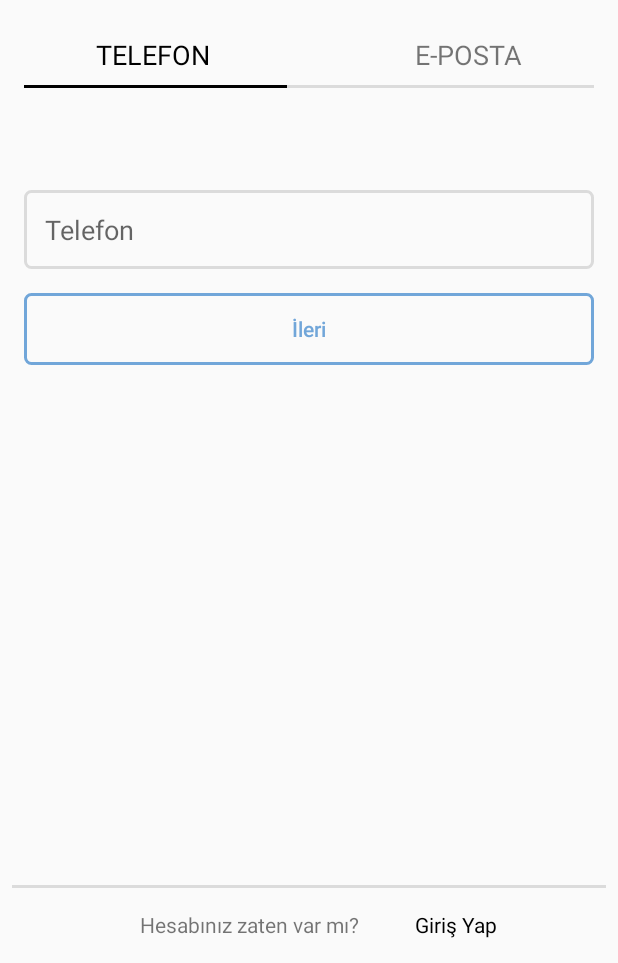
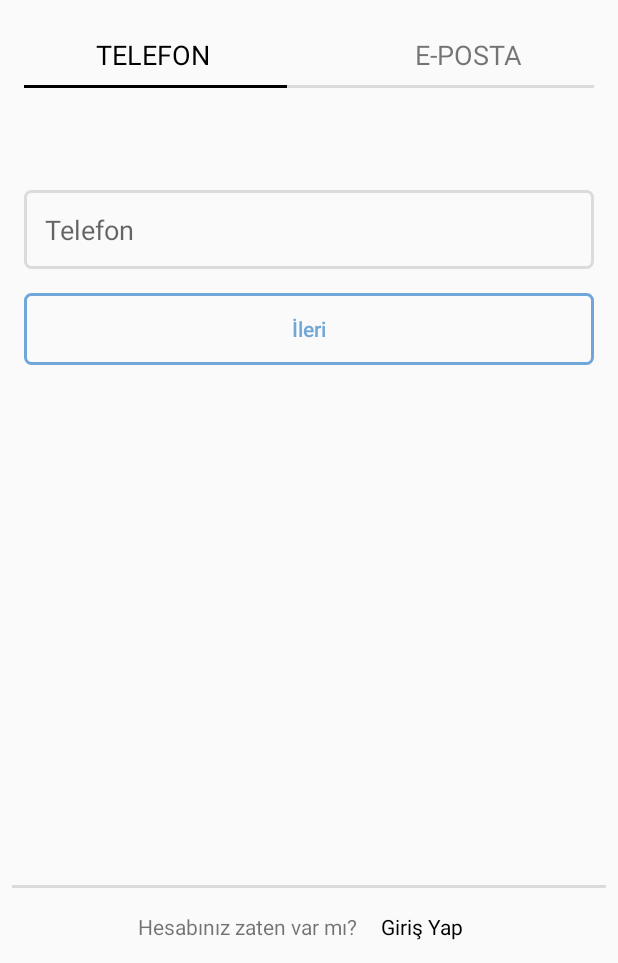
Before and after one commit to dharmadh/instakotlinapp, an Android app: the screen it shows after launch (RegisterActivity), on a phone screen of 412 x 824 dp, the part 273-1236 px from its top. Run offline under Robolectric (Android 15) with nearby library versions, the phone set to English and light mode, and no system bars; our stand-ins replace CircleImageView, EventBus, Firebase (no records; nobody signed in at launch, a user with empty details on screens opened directly).

```diff
--- a/app/src/main/java/com/sercanevyapan/instakotlinapp/Login/RegisterActivity.kt
+++ b/app/src/main/java/com/sercanevyapan/instakotlinapp/Login/RegisterActivity.kt
@@ -13,7 +13,9 @@ import android.text.TextWatcher
 import android.view.InputDevice
 import android.view.View
 import android.widget.Toast
+import com.google.firebase.auth.FirebaseAuth
 import com.google.firebase.database.*
+import com.sercanevyapan.instakotlinapp.Home.HomeActivity
 import com.sercanevyapan.instakotlinapp.Models.Users
 import com.sercanevyapan.instakotlinapp.R
 import com.sercanevyapan.instakotlinapp.utils.EventbusDataEvents
@@ -26,12 +28,17 @@ class RegisterActivity : AppCompatActivity(), FragmentManager.OnBackStackChanged
 
     lateinit var manager:FragmentManager
     lateinit var mRef:DatabaseReference
+    lateinit var mAuth: FirebaseAuth
+    lateinit var mAuthListener:FirebaseAuth.AuthStateListener
 
 
     override fun onCreate(savedInstanceState: Bundle?) {
         super.onCreate(savedInstanceState)
         setContentView(R.layout.activity_register)
 
+        setupAuthListener()
+
+        mAuth=FirebaseAuth.getInstance()
         mRef=FirebaseDatabase.getInstance().reference
 
         manager=supportFragmentManager
@@ -45,6 +52,7 @@ class RegisterActivity : AppCompatActivity(), FragmentManager.OnBackStackChanged
         tvGirisYap.setOnClickListener {
             var intent = Intent(this@RegisterActivity,LoginActivity::class.java).addFlags(Intent.FLAG_ACTIVITY_NO_ANIMATION)
             startActivity(intent)
+            finish()
         }
 
         tvEposta.setOnClickListener {
@@ -208,4 +216,33 @@ class RegisterActivity : AppCompatActivity(), FragmentManager.OnBackStackChanged
         return android.util.Patterns.PHONE.matcher(kontrolEdilecekTelefon).matches()
     }
 
+    private fun setupAuthListener() {
+        mAuthListener=object : FirebaseAuth.AuthStateListener{
+            override fun onAuthStateChanged(p0: FirebaseAuth) {
+                var user = FirebaseAuth.getInstance().currentUser
+
+                if(user != null){
+                    var intent= Intent(this@RegisterActivity, HomeActivity::class.java).addFlags(Intent.FLAG_ACTIVITY_NO_ANIMATION)
+                    startActivity(intent)
+                    finish()
+                }else{
+
+                }
+            }
+
+        }
+    }
+
+    override fun onStart() {
+        super.onStart()
+        mAuth.addAuthStateListener(mAuthListener)
+    }
+
+    override fun onStop() {
+        super.onStop()
+        if(mAuthListener!=null){
+            mAuth.removeAuthStateListener(mAuthListener)
+        }
+    }
+
 }
--- a/app/src/main/res/layout/activity_home.xml
+++ b/app/src/main/res/layout/activity_home.xml
@@ -41,7 +41,6 @@
                         <ImageView
                                 android:layout_width="wrap_content"
                                 android:layout_height="30dp"
-                                app:srcCompat="@drawable/logo"
                                 android:id="@+id/imgLogo"
                                 app:layout_constraintStart_toEndOf="@+id/imgTabCamera"
                                 android:layout_marginStart="8dp"
--- a/app/src/main/res/layout/activity_register.xml
+++ b/app/src/main/res/layout/activity_register.xml
@@ -104,19 +104,17 @@
                 android:layout_width="wrap_content"
                 android:layout_height="wrap_content"
                 android:id="@+id/textView9"
-                app:layout_constraintBottom_toBottomOf="parent"
-                android:layout_marginBottom="16dp"
-                app:layout_constraintStart_toStartOf="parent" android:layout_marginStart="80dp"
-                app:layout_constraintEnd_toStartOf="@+id/tvGirisYap" android:layout_marginEnd="24dp"/>
+                app:layout_constraintStart_toStartOf="parent" android:layout_marginStart="92dp"
+                app:layout_constraintTop_toBottomOf="@+id/golgelik" android:layout_marginTop="16dp"/>
         <TextView
                 android:text="Giriş Yap"
                 android:layout_width="wrap_content"
                 android:layout_height="wrap_content"
                 android:id="@+id/tvGirisYap"
-                app:layout_constraintBottom_toBottomOf="parent"
-                android:layout_marginBottom="16dp"
                 android:textColor="@color/siyah"
-                android:layout_marginEnd="80dp" app:layout_constraintEnd_toEndOf="parent"/>
+                app:layout_constraintStart_toEndOf="@+id/textView9"
+                app:layout_constraintTop_toTopOf="@+id/textView9"
+                android:layout_marginStart="16dp"/>
 
 
     </android.support.constraint.ConstraintLayout>
```
Also changed, not shown: app/src/main/java/com/sercanevyapan/instakotlinapp/Login/LoginActivity.kt (+54 -2 lines), app/src/main/res/layout/activity_login.xml (+5 -7 lines).
